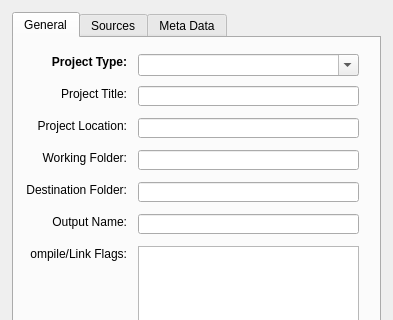
Old version of the form harbour/contrib/hbide/resources/projectproperties.ui in the repository harbour/core; both pictures show x 0 to 393 and y 0 to 320 of the 393 by 478 pixel window.
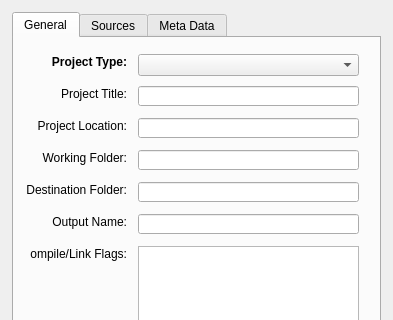
New version of the form.

Commit message: 2009-12-02 19:00 UTC-0800 Pritpal Bedi (pritpal@vouchcac.com)   + contrib/hbide/projects   * contrib/hbide/hbide.prg   * contrib/hbide/resources/projectproperties.ui     ! Mode advancement in project properties building.

```diff
--- a/harbour/contrib/hbide/resources/projectproperties.ui
+++ b/harbour/contrib/hbide/resources/projectproperties.ui
@@ -45,7 +45,7 @@
       </rect>
      </property>
      <property name="editable">
-      <bool>true</bool>
+      <bool>false</bool>
      </property>
     </widget>
     <widget class="QLabel" name="label">
```
Left out of the diff: 2 changed lines with no effect on the pictures. The commit also changes 2 other files.
